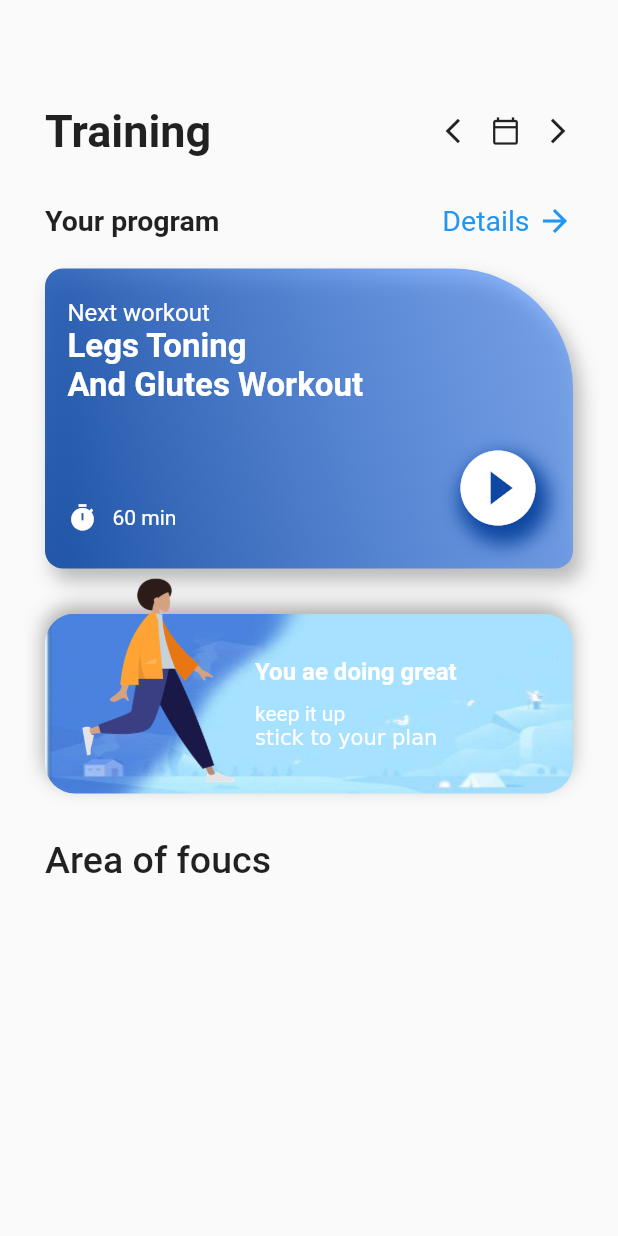
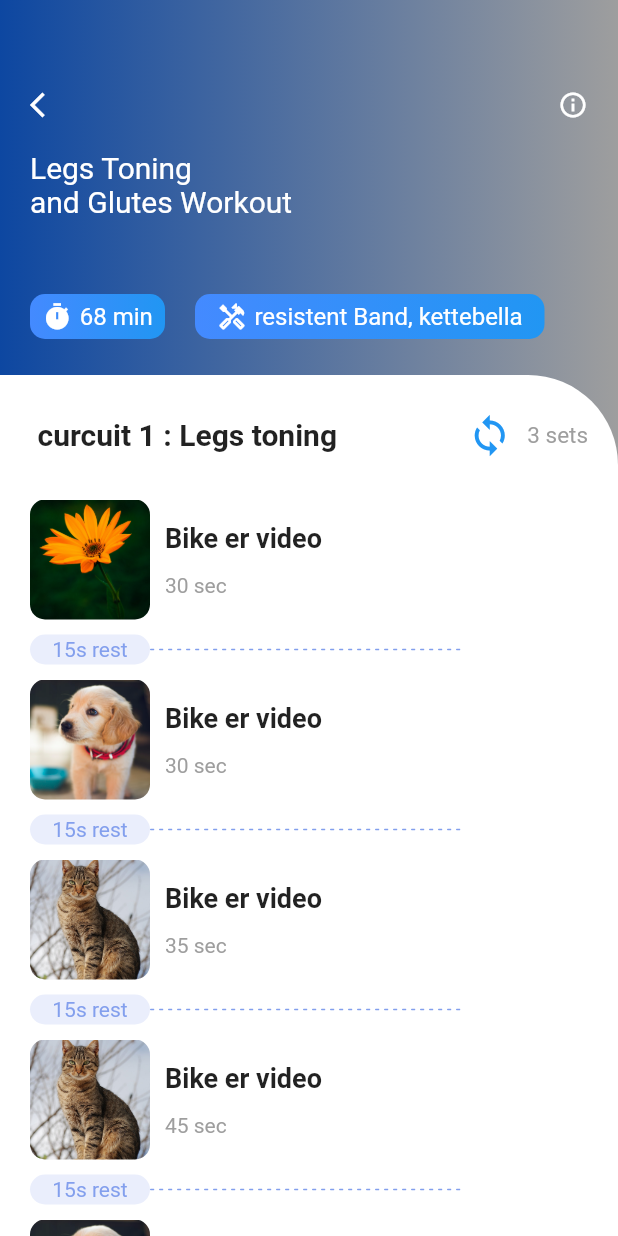
Before and after one commit to Shahajadahasib/Training-App, a Flutter app: the screen it shows after launch, on a phone screen of 412 x 824 dp. Run offline on Flutter 3.47's test engine with Material 2 defaults, Android fonts, the phone set to English and light mode, and no system bars; our stand-ins replace get, video_player.

Commit message:
Video player

```diff
--- a/lib/homepage.dart
+++ b/lib/homepage.dart
@@ -3,6 +3,9 @@
 import 'dart:convert';
 
 import 'package:flutter/material.dart';
+import 'package:get/get.dart';
+
+import 'Video.dart';
 
 class HomePage extends StatefulWidget {
   const HomePage({Key? key}) : super(key: key);
@@ -29,7 +32,7 @@ class _HomePageState extends State<HomePage> {
   Widget build(BuildContext context) {
     return Scaffold(
       body: Container(
-        padding: EdgeInsets.only(top: 70, left: 30, right: 30),
+        padding: EdgeInsets.only(top: 60, left: 30, right: 30),
         child: Column(
           crossAxisAlignment: CrossAxisAlignment.start,
           children: [
@@ -61,7 +64,7 @@ class _HomePageState extends State<HomePage> {
               ],
             ),
             SizedBox(
-              height: 30,
+              height: 25,
             ),
             Row(
               children: [
@@ -85,9 +88,14 @@ class _HomePageState extends State<HomePage> {
                 SizedBox(
                   width: 5,
                 ),
-                Icon(
-                  Icons.arrow_forward,
-                  color: Colors.blue,
+                InkWell(
+                  onTap: () {
+                    Get.to(() => VideoInfo());
+                  },
+                  child: Icon(
+                    Icons.arrow_forward_ios,
+                    size: 20,
+                  ),
                 ),
               ],
             ),
--- a/lib/login.dart
+++ b/lib/login.dart
@@ -1,3 +1,5 @@
+// ignore_for_file: prefer_const_constructors
+
 import 'package:flutter/material.dart';
 
 class Login extends StatefulWidget {
--- a/lib/myapp.dart
+++ b/lib/myapp.dart
@@ -1,16 +1,18 @@
 // ignore_for_file: prefer_const_constructors
 
+import 'package:card/Video.dart';
 import 'package:card/homepage.dart';
 import 'package:flutter/material.dart';
+import 'package:get/get.dart';
 
 class MyApp extends StatelessWidget {
   const MyApp({Key? key}) : super(key: key);
 
   @override
   Widget build(BuildContext context) {
-    return MaterialApp(
+    return GetMaterialApp(
       debugShowCheckedModeBanner: false,
-      home: HomePage(),
+      home: VideoInfo(),
     );
   }
 }
--- /dev/null
+++ b/lib/video.dart
@@ -0,0 +1,398 @@
+// ignore_for_file: file_names, prefer_const_constructors, prefer_const_literals_to_create_immutables, avoid_single_cascade_in_expression_statements
+
+import 'dart:convert';
+
+import 'package:flutter/material.dart';
+import 'package:flutter/rendering.dart';
+import 'package:get/get.dart';
+import 'package:video_player/video_player.dart';
+
+class VideoInfo extends StatefulWidget {
+  const VideoInfo({Key? key}) : super(key: key);
+
+  @override
+  _VideoInfoState createState() => _VideoInfoState();
+}
+
+class _VideoInfoState extends State<VideoInfo> {
+  List videoinfo = [];
+  bool _playArea = false;
+  late VideoPlayerController _controller;
+  _initData() {
+    DefaultAssetBundle.of(context).loadString("json/video.json").then((value) {
+      setState(() {
+        videoinfo = json.decode(value);
+      });
+    });
+  }
+
+  @override
+  void initState() {
+    super.initState();
+    _initData();
+  }
+
+  @override
+  Widget build(BuildContext context) {
+    return Scaffold(
+      body: Container(
+        decoration: _playArea == false
+            ? BoxDecoration(
+                gradient: LinearGradient(
+                  colors: [
+                    Colors.blue.shade900,
+                    Colors.grey,
+                  ],
+                ),
+              )
+            : BoxDecoration(color: Color(0xFF6985e8)),
+        child: Column(
+          children: [
+            _playArea == false
+                ? Container(
+                    padding: EdgeInsets.only(top: 60, left: 20, right: 20),
+                    width: MediaQuery.of(context).size.width,
+                    height: 250,
+                    child: Column(
+                      crossAxisAlignment: CrossAxisAlignment.start,
+                      children: [
+                        Row(
+                          children: [
+                            InkWell(
+                              onTap: () {
+                                Get.back();
+                              },
+                              child: Icon(
+                                Icons.arrow_back_ios,
+                                size: 20,
+                                color: Colors.white,
+                              ),
+                            ),
+                            Expanded(child: Container()),
+                            Icon(
+                              Icons.info_outline,
+                              size: 20,
+                              color: Colors.white,
+                            ),
+                          ],
+                        ),
+                        SizedBox(
+                          height: 20,
+                        ),
+                        Text(
+                          "Legs Toning \nand Glutes Workout",
+                          style: TextStyle(
+                            fontSize: 20,
+                            color: Colors.white,
+                          ),
+                        ),
+                        SizedBox(
+                          height: 50,
+                        ),
+                        Row(
+                          children: [
+                            Container(
+                              width: 90,
+                              height: 30,
+                              decoration: BoxDecoration(
+                                borderRadius: BorderRadius.circular(10),
+                                gradient: LinearGradient(
+                                  colors: [
+                                    Colors.blueAccent,
+                                    Colors.blue,
+                                  ],
+                                ),
+                              ),
+                              child: Row(
+                                mainAxisAlignment: MainAxisAlignment.center,
+                                children: [
+                                  Icon(
+                                    Icons.timer,
+                                    color: Colors.white,
+                                    size: 20,
+                                  ),
+                                  SizedBox(
+                                    width: 5,
+                                  ),
+                                  Text(
+                                    "68 min",
+                                    style: TextStyle(
+                                      fontSize: 16,
+                                      color: Colors.white,
+                                    ),
+                                  ),
+                                ],
+                              ),
+                            ),
+                            SizedBox(
+                              width: 20,
+                            ),
+                            Container(
+                              width: 233,
+                              height: 30,
+                              decoration: BoxDecoration(
+                                borderRadius: BorderRadius.circular(10),
+                                gradient: LinearGradient(
+                                  colors: [
+                                    Colors.blueAccent,
+                                    Colors.blue,
+                                  ],
+                                ),
+                              ),
+                              child: Row(
+                                mainAxisAlignment: MainAxisAlignment.center,
+                                children: [
+                                  Icon(
+                                    Icons.handyman_outlined,
+                                    color: Colors.white,
+                                    size: 20,
+                                  ),
+                                  SizedBox(
+                                    width: 5,
+                                  ),
+                                  Text(
+                                    "resistent Band, kettebella",
+                                    style: TextStyle(
+                                      fontSize: 16,
+                                      color: Colors.white,
+                                    ),
+                                  ),
+                                ],
+                              ),
+                            ),
+                          ],
+                        ),
+                      ],
+                    ),
+                  )
+                : Container(
+                    child: Column(
+                      children: [
+                        Container(
+                          height: 100,
+                          padding:
+                              EdgeInsets.only(top: 40, left: 25, right: 25),
+                          child: Row(
+                            children: [
+                              InkWell(
+                                onTap: () {
+                                  debugPrint('tapped');
+                                },
+                                child: Icon(
+                                  Icons.arrow_back_ios,
+                                  size: 20,
+                                  color: Colors.white,
+                                ),
+                              ),
+                              Expanded(child: Container()),
+                              Icon(
+                                Icons.info_outline,
+                                size: 20,
+                                color: Colors.white,
+                              )
+                            ],
+                          ),
+                        ),
+                        _playView(context),
+                      ],
+                    ),
+                  ),
+            Expanded(
+              child: Container(
+                decoration: BoxDecoration(
+                  color: Colors.white,
+                  borderRadius: BorderRadius.only(
+                    topRight: Radius.circular(60),
+                  ),
+                ),
+                child: Column(
+                  children: [
+                    SizedBox(
+                      height: 25,
+                    ),
+                    Row(
+                      children: [
+                        SizedBox(
+                          width: 25,
+                        ),
+                        Text(
+                          "curcuit 1 : Legs toning",
+                          style: TextStyle(
+                              fontSize: 20, fontWeight: FontWeight.w600),
+                        ),
+                        Expanded(child: Container()),
+                        Row(
+                          children: [
+                            Icon(
+                              Icons.loop,
+                              size: 30,
+                              color: Colors.blue,
+                            ),
+                            SizedBox(
+                              width: 10,
+                            ),
+                            Text(
+                              '3 sets',
+                              style:
+                                  TextStyle(fontSize: 15, color: Colors.grey),
+                            )
+                          ],
+                        ),
+                        SizedBox(
+                          width: 20,
+                        ),
+                      ],
+                    ),
+                    SizedBox(
+                      height: 20,
+                    ),
+                    Expanded(child: _listView()),
+                  ],
+                ),
+              ),
+            ),
+          ],
+        ),
+      ),
+    );
+  }
+
+  _playView(BuildContext context) {
+    final controller = _controller;
+    if (controller != null && controller.value.isInitialized) {
+      return Container(
+        height: 300,
+        width: 250,
+        child: VideoPlayer(controller),
+      );
+    } else {
+      return Text('Being initialixd pls wait');
+    }
+  }
+
+  _onTapVideo(int index) {
+    final controller =
+        VideoPlayerController.network(videoinfo[index]["videoUrl"]);
+    _controller = controller;
+
+    // final controller = VideoPlayerController.network(
+    //   videoinfo[index]['videoUrl'],
+    //   videoPlayerOptions: VideoPlayerOptions(mixWithOthers: true),
+    // );
+    debugPrint("contoller data :" + controller.toString());
+    setState(() {});
+    controller
+      ..initialize().then((_) {
+        controller.play();
+        setState(() {});
+      });
+  }
+
+  _listView() {
+    return ListView.builder(
+      padding: EdgeInsets.symmetric(horizontal: 20, vertical: 8),
+      itemCount: videoinfo.length,
+      itemBuilder: (_, int index) {
+        return GestureDetector(
+            onTap: () {
+              _onTapVideo(index);
+              debugPrint(index.toString());
+
+              setState(() {
+                if (_playArea == false) {
+                  _playArea = true;
+                }
+              });
+            },
+            child: _buildCard(index));
+      },
+    );
+  }
+
+  _buildCard(int index) {
+    return Container(
+      height: 120,
+      child: Column(
+        children: [
+          Row(
+            children: [
+              Container(
+                width: 80,
+                height: 80,
+                decoration: BoxDecoration(
+                  borderRadius: BorderRadius.circular(10),
+                  image: DecorationImage(
+                    image: AssetImage(videoinfo[index]["thumbnil"]),
+                    fit: BoxFit.cover,
+                  ),
+                ),
+              ),
+              SizedBox(
+                width: 10,
+              ),
+              Column(
+                mainAxisAlignment: MainAxisAlignment.center,
+                crossAxisAlignment: CrossAxisAlignment.start,
+                children: [
+                  Text(
+                    videoinfo[index]['title'],
+                    style: TextStyle(fontSize: 18, fontWeight: FontWeight.bold),
+                  ),
+                  SizedBox(
+                    height: 10,
+                  ),
+                  Padding(
+                    padding: EdgeInsets.only(top: 3),
+                    child: Text(
+                      videoinfo[index]['time'],
+                      style: TextStyle(color: Colors.grey[500]),
+                    ),
+                  )
+                ],
+              )
+            ],
+          ),
+          SizedBox(
+            height: 10,
+          ),
+          Row(
+            children: [
+              Container(
+                height: 20,
+                width: 80,
+                decoration: BoxDecoration(
+                  color: Color(0xFFeaeefc),
+                  borderRadius: BorderRadius.circular(10),
+                ),
+                child: Center(
+                  child: Text(
+                    '15s rest',
+                    style: TextStyle(color: Color(0xFF839fed)),
+                  ),
+                ),
+              ),
+              Row(
+                children: [
+                  for (int i = 0; i < 70; i++)
+                    i.isEven
+                        ? Container(
+                            width: 3,
+                            height: 1,
+                            decoration: BoxDecoration(
+                                color: Color(0xFF829fed),
+                                borderRadius: BorderRadius.circular(2)),
+                          )
+                        : Container(
+                            width: 3,
+                            height: 1,
+                            color: Colors.white,
+                          ),
+                ],
+              ),
+            ],
+          ),
+        ],
+      ),
+    );
+  }
+}
--- a/pubspec.yaml
+++ b/pubspec.yaml
@@ -33,6 +33,8 @@ dependencies:
   # The following adds the Cupertino Icons font to your application.
   # Use with the CupertinoIcons class for iOS style icons.
   cupertino_icons: ^1.0.2
+  get:
+  video_player: ^2.2.7
 
 dev_dependencies:
   flutter_test:
```
Also changed, not shown: json/video.json (added, +44 -0 lines), pubspec.lock, 5 other files.
